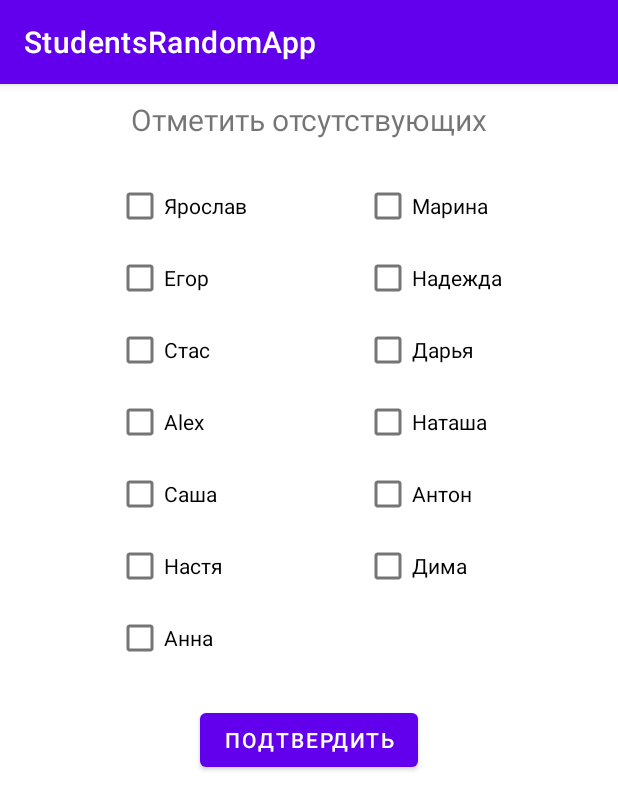
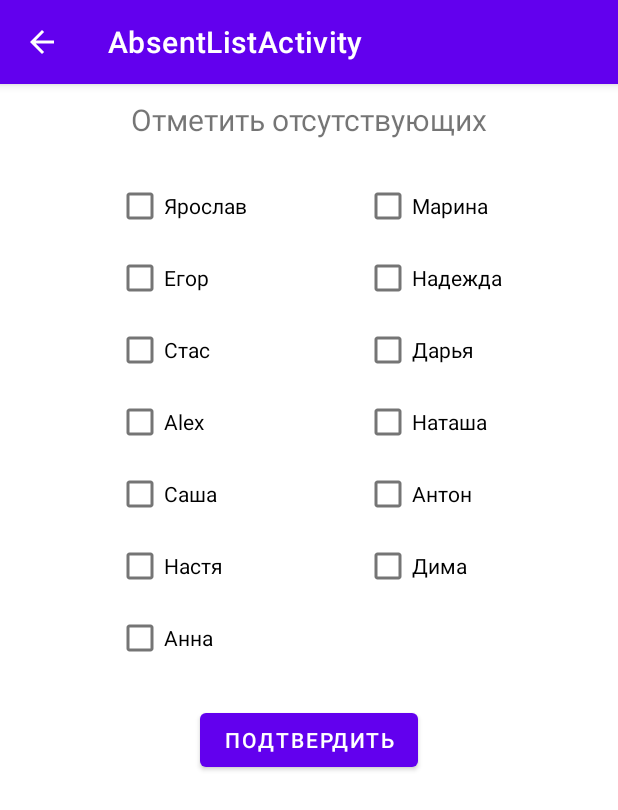
Before and after one commit to ns-maud96/StudentsRandomApp, an Android app: the screen it shows after launch (MainActivity before the commit, AbsentListActivity after it), after a tap on "ОТМЕТИТЬ ОТСУТСТВУЮЩИХ", on a phone screen of 412 x 824 dp. Shown: the top 810 px of the screen. Run offline under Robolectric (Android 15) with nearby library versions, the phone set to English and light mode, and no system bars.

Commit message:
Homework21 (Activities) added.

```diff
--- a/app/build.gradle
+++ b/app/build.gradle
@@ -29,6 +29,10 @@ android {
     kotlinOptions {
         jvmTarget = '1.8'
     }
+
+    buildFeatures {
+        viewBinding true
+    }
 }
 
 dependencies {
--- a/app/src/main/AndroidManifest.xml
+++ b/app/src/main/AndroidManifest.xml
@@ -18,6 +18,12 @@
                 <category android:name="android.intent.category.LAUNCHER" />
             </intent-filter>
         </activity>
+
+        <activity
+            android:name=".AbsentListActivity"
+            android:label="AbsentListActivity"
+            android:parentActivityName=".MainActivity" />
+
     </application>
 
 </manifest>
--- a/app/src/main/java/com/example/studentsrandomapp/AbsentListFragment.kt
+++ b/app/src/main/java/com/example/studentsrandomapp/AbsentListActivity.kt
@@ -1,23 +1,16 @@
 package com.example.studentsrandomapp
 
+import android.content.Intent
 import android.os.Bundle
-import android.view.LayoutInflater
-import android.view.View
-import android.view.ViewGroup
-import android.widget.Button
 import android.widget.CheckBox
 import android.widget.Toast
-import androidx.core.os.bundleOf
-import androidx.fragment.app.Fragment
-import androidx.fragment.app.setFragmentResult
+import androidx.appcompat.app.AppCompatActivity
+import com.example.studentsrandomapp.databinding.AbsentListActivityBinding
 
-class AbsentListFragment : Fragment() {
+class AbsentListActivity : AppCompatActivity() {
 
     companion object {
-        const val REQUESTED_KEY = "requestedKey"
-        const val BUNDLE_KEY = "bundleKey"
-        const val TAG = "com.example.studentsRandomApp.AbsentListFragment"
-        fun newInstance() = AbsentListFragment()
+        const val EXTRA_KEY = "extraKey"
     }
 
     private var studentsList: ArrayList<String> = arrayListOf(
@@ -25,14 +18,10 @@ class AbsentListFragment : Fragment() {
         "Саша", "Настя", "Анна", "Марина", "Надежда", "Дарья", "Наташа", "Антон", "Дима"
     )
 
-    override fun onCreateView(
-        inflater: LayoutInflater,
-        container: ViewGroup?,
-        savedInstanceState: Bundle?
-    ): View? = inflater.inflate(R.layout.absent_list_fragment, container, false)
-
-    override fun onViewCreated(view: View, savedInstanceState: Bundle?) {
-        super.onViewCreated(view, savedInstanceState)
+    override fun onCreate(savedInstanceState: Bundle?) {
+        super.onCreate(savedInstanceState)
+        val binding = AbsentListActivityBinding.inflate(layoutInflater)
+        setContentView(binding.root)
 
         handleClick(R.id.check1)
         handleClick(R.id.check2)
@@ -48,23 +37,24 @@ class AbsentListFragment : Fragment() {
         handleClick(R.id.check12)
         handleClick(R.id.check13)
 
-        view.findViewById<Button>(R.id.confirmBtn).setOnClickListener {
+        binding.confirmBtn.setOnClickListener {
             studentsList.removeIf { obj: String? -> obj == "" }
             if (studentsList.isEmpty()) {
-                Toast.makeText(context, "Все отсутствуют", Toast.LENGTH_LONG).show()
+                Toast.makeText(this, "Все отсутствуют", Toast.LENGTH_LONG).show()
             } else {
-                setFragmentResult(
-                    REQUESTED_KEY,
-                    bundleOf(BUNDLE_KEY to studentsList)
+                setResult(
+                    RESULT_OK, Intent().apply {
+                        putExtra(EXTRA_KEY, studentsList)
+                    }
                 )
             }
-            parentFragmentManager.popBackStack()
+            finish()
         }
     }
 
     private fun handleClick(idCheckBox: Int) {
-        view?.findViewById<CheckBox>(idCheckBox)?.setOnClickListener {
-            studentsList = changeStudentsList(view!!.findViewById(idCheckBox))
+        findViewById<CheckBox>(idCheckBox)?.setOnClickListener {
+            studentsList = changeStudentsList(findViewById(idCheckBox))
         }
     }
 
--- a/app/src/main/java/com/example/studentsrandomapp/MainActivity.kt
+++ b/app/src/main/java/com/example/studentsrandomapp/MainActivity.kt
@@ -1,17 +1,36 @@
 package com.example.studentsrandomapp
 
+import android.content.Intent
+import android.os.Bundle
+import androidx.activity.result.contract.ActivityResultContracts
 import androidx.appcompat.app.AppCompatActivity
-import android.os.Bundle
+import com.example.studentsrandomapp.databinding.ActivityMainBinding
+import java.io.Serializable
+import kotlin.String as String
 
-class MainActivity : AppCompatActivity() {
+class MainActivity : AppCompatActivity(), Serializable {
 
     override fun onCreate(savedInstanceState: Bundle?) {
         super.onCreate(savedInstanceState)
-        setContentView(R.layout.activity_main)
-            supportFragmentManager
-                .beginTransaction()
-                .addToBackStack(StartFragment.TAG)
-                .add(R.id.fragmentContainer, StartFragment.newInstance())
-                .commit()
+
+        val binding = ActivityMainBinding.inflate(layoutInflater)
+        setContentView(binding.root)
+
+        val getContent =
+            registerForActivityResult(ActivityResultContracts.StartActivityForResult()) { activityResult ->
+                val resultCode = activityResult.resultCode
+                val data = activityResult.data
+                if (resultCode == RESULT_OK) {
+                    val randomStudentList = data?.getSerializableExtra(AbsentListActivity.EXTRA_KEY) as ArrayList<String>
+                    binding.selectBtn.setOnClickListener {
+                        val student = randomStudentList?.random()
+                        binding.student.text = student
+                    }
+                }
+            }
+
+        binding.markAbsentBtn.setOnClickListener {
+            getContent.launch(Intent(this, AbsentListActivity::class.java))
+        }
     }
 }
--- a/app/src/main/java/com/example/studentsrandomapp/StartFragment.kt
+++ /dev/null
@@ -1,44 +0,0 @@
-package com.example.studentsrandomapp
-
-import android.os.Bundle
-import android.view.LayoutInflater
-import android.view.View
-import android.view.ViewGroup
-import android.widget.Button
-import android.widget.TextView
-import androidx.fragment.app.Fragment
-import androidx.fragment.app.setFragmentResultListener
-
-class StartFragment : Fragment() {
-
-    companion object {
-        const val TAG = "com.example.studentsRandomApp.StartFragment"
-        fun newInstance() = StartFragment()
-    }
-
-    override fun onCreateView(
-        inflater: LayoutInflater,
-        container: ViewGroup?,
-        savedInstanceState: Bundle?
-    ): View? = inflater.inflate(R.layout.start_fragment, container, false)
-
-    override fun onViewCreated(view: View, savedInstanceState: Bundle?) {
-        super.onViewCreated(view, savedInstanceState)
-        setFragmentResultListener(AbsentListFragment.REQUESTED_KEY) { _, bundle ->
-            val randomStudentList =
-                bundle.getStringArrayList(AbsentListFragment.BUNDLE_KEY) as ArrayList<String?>
-            view.findViewById<Button>(R.id.selectBtn).setOnClickListener {
-                val student = randomStudentList.random()
-                view.findViewById<TextView>(R.id.student).text = student
-            }
-        }
-
-        view.findViewById<Button>(R.id.markAbsentBtn).setOnClickListener {
-            requireActivity().supportFragmentManager
-                .beginTransaction()
-                .addToBackStack(AbsentListFragment.TAG)
-                .replace(R.id.fragmentContainer, AbsentListFragment.newInstance())
-                .commit()
-        }
-    }
-}
--- a/app/src/main/res/layout/activity_main.xml
+++ b/app/src/main/res/layout/activity_main.xml
@@ -6,13 +6,36 @@
     android:layout_height="match_parent"
     tools:context=".MainActivity">
 
-    <androidx.fragment.app.FragmentContainerView
-        android:id="@+id/fragmentContainer"
-        android:layout_width="0dp"
-        android:layout_height="0dp"
+    <TextView
+        android:id="@+id/student"
+        android:layout_width="wrap_content"
+        android:layout_height="wrap_content"
+        android:text=""
+        android:textSize="20dp"
         app:layout_constraintBottom_toBottomOf="parent"
+        app:layout_constraintStart_toStartOf="parent"
         app:layout_constraintEnd_toEndOf="parent"
-        app:layout_constraintStart_toStartOf="parent"
         app:layout_constraintTop_toTopOf="parent" />
 
+    <Button
+        android:id="@+id/selectBtn"
+        android:layout_width="wrap_content"
+        android:layout_height="wrap_content"
+        android:text="@string/select_student"
+        app:layout_constraintTop_toBottomOf="@id/student"
+        app:layout_constraintStart_toStartOf="parent"
+        app:layout_constraintEnd_toEndOf="parent"
+        android:layout_marginTop="20dp"/>
+
+
+    <Button
+        android:id="@+id/markAbsentBtn"
+        android:layout_width="wrap_content"
+        android:layout_height="wrap_content"
+        android:text="@string/mark_absent"
+        app:layout_constraintTop_toBottomOf="@id/selectBtn"
+        app:layout_constraintStart_toStartOf="parent"
+        app:layout_constraintEnd_toEndOf="parent"
+        android:layout_marginTop="20dp" />
+
 </androidx.constraintlayout.widget.ConstraintLayout>
```
Also changed, not shown: app/src/main/res/layout/start_fragment.xml (deleted, +0 -39 lines), app/src/main/res/layout/absent_list_activity.xml (renamed from app/src/main/res/layout/absent_list_fragment.xml).
